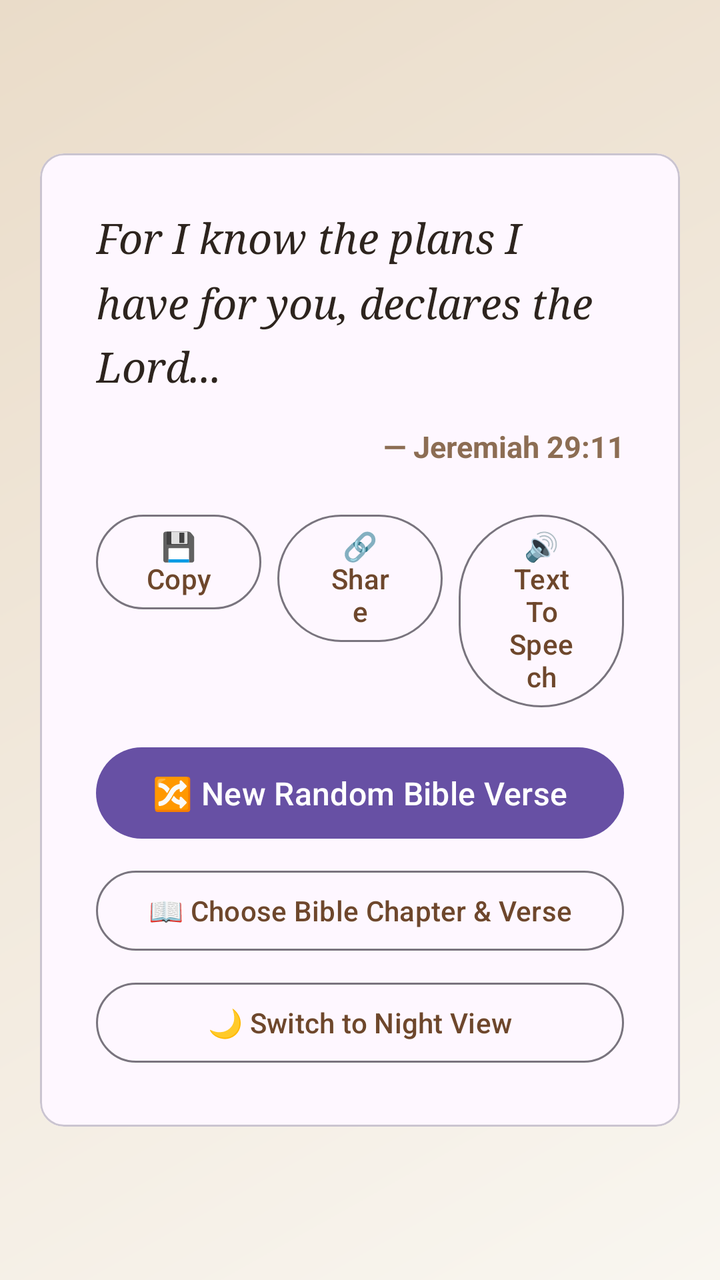
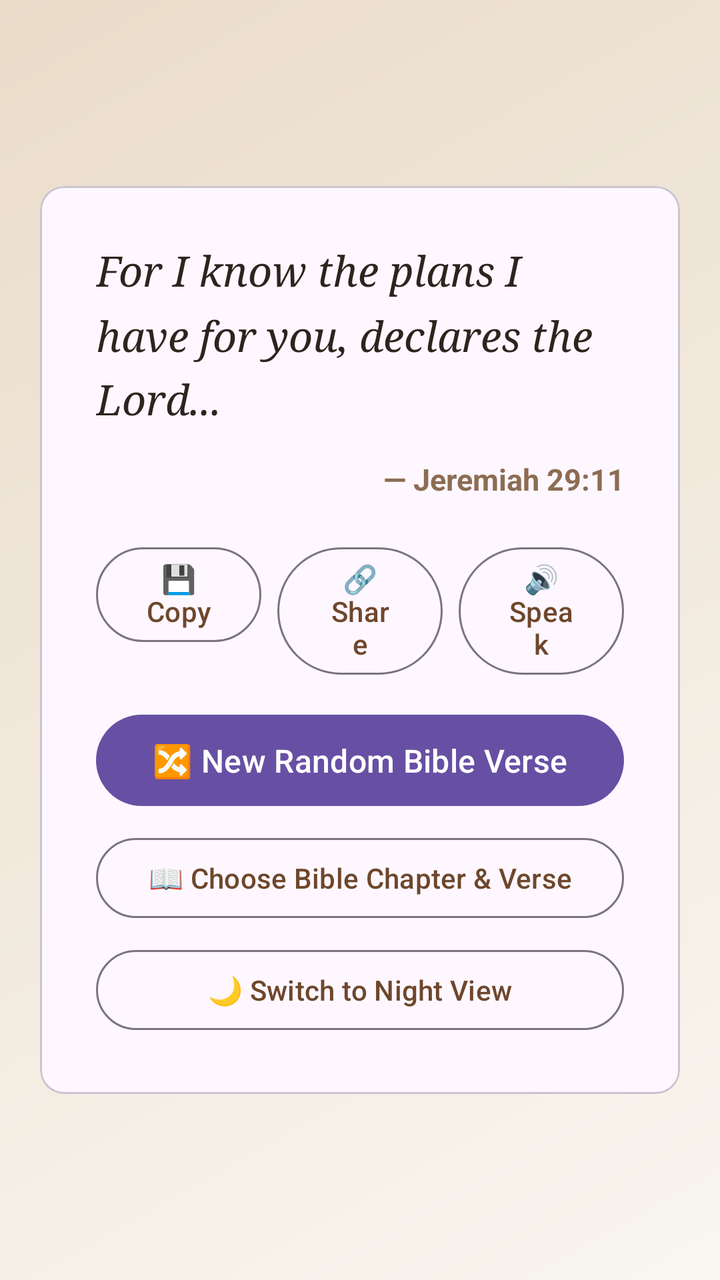

Before-and-after screenshots of an Android layout around one commit, followed by the original layout XML and the change that was made.
<!-- AndroidManifest.xml: application theme Theme.RandomBibleVerse -->
<!-- res/layout/activity_main.xml -->
<?xml version="1.0" encoding="utf-8"?>
<RelativeLayout xmlns:android="http://schemas.android.com/apk/res/android"
    xmlns:app="http://schemas.android.com/apk/auto"
    android:layout_width="match_parent"
    android:layout_height="match_parent"
    android:background="@drawable/bg_gradient">

    
    <com.google.android.material.card.MaterialCardView
        android:id="@+id/verseCard"
        android:layout_width="match_parent"
        android:layout_height="wrap_content"
        android:layout_centerInParent="true"
        android:layout_margin="20dp"
        app:cardCornerRadius="20dp"
        app:cardElevation="8dp"
        app:cardBackgroundColor="#FFFFFF"
        app:strokeWidth="1dp"
        app:strokeColor="#E8E2D5">

        <LinearLayout
            android:layout_width="match_parent"
            android:layout_height="wrap_content"
            android:orientation="vertical"
            android:padding="28dp">

            
            <TextView
                android:id="@+id/tvVerseText"
                android:layout_width="match_parent"
                android:layout_height="wrap_content"
                android:text="For I know the plans I have for you, declares the Lord..."
                android:textSize="21sp"
                android:textColor="#2D241E"
                android:fontFamily="serif"
                android:lineSpacingMultiplier="1.3"
                android:textStyle="italic" />

            
            <TextView
                android:id="@+id/tvVerseRef"
                android:layout_width="match_parent"
                android:layout_height="wrap_content"
                android:layout_marginTop="16dp"
                android:text="— Jeremiah 29:11"
                android:textSize="15sp"
                android:textColor="#8C6D53"
                android:textStyle="bold"
                android:gravity="end" />

            
            <LinearLayout
                android:layout_width="match_parent"
                android:layout_height="wrap_content"
                android:layout_marginTop="20dp"
                android:orientation="horizontal"
                android:weightSum="3">
                
                
                <com.google.android.material.button.MaterialButton
                    android:id="@+id/btnCopy"
                    style="?attr/materialButtonOutlinedStyle"
                    android:layout_width="0dp"
                    android:layout_height="wrap_content"
                    android:layout_weight="1"
                    android:text="💾 Copy"
                    android:textColor="#6E472C"
                    app:strokeColor="#6E472C"
                    android:layout_marginEnd="4dp" />
                
                
                <com.google.android.material.button.MaterialButton
                    android:id="@+id/btnShare"
                    style="?attr/materialButtonOutlinedStyle"
                    android:layout_width="0dp"
                    android:layout_height="wrap_content"
                    android:layout_weight="1"
                    android:text="🔗 Share"
                    android:textColor="#6E472C"
                    app:strokeColor="#6E472C"
                    android:layout_marginStart="4dp"
                    android:layout_marginEnd="4dp" />

                
                <com.google.android.material.button.MaterialButton
                    android:id="@+id/btnSpeak"
                    style="?attr/materialButtonOutlinedStyle"
                    android:layout_width="0dp"
                    android:layout_height="wrap_content"
                    android:layout_weight="1"
                    android:text="🔊 Text To Speech"
                    android:textColor="#6E472C"
                    app:strokeColor="#6E472C"
                    android:layout_marginStart="4dp" />
            </LinearLayout>

            
            <com.google.android.material.button.MaterialButton
                android:id="@+id/btnRefresh"
                android:layout_width="match_parent"
                android:layout_height="wrap_content"
                android:layout_marginTop="12dp"
                android:text="🔀 New Random Bible Verse"
                android:textSize="16sp"
                android:paddingVertical="12dp"
                app:backgroundTint="#6E472C"
                app:cornerRadius="12dp" />

            
            <com.google.android.material.button.MaterialButton
                android:id="@+id/btnSelectManual"
                style="?attr/materialButtonOutlinedStyle"
                android:layout_width="match_parent"
                android:layout_height="wrap_content"
                android:layout_marginTop="8dp"
                android:text="📖 Choose Bible Chapter &amp; Verse"
                android:textColor="#6E472C"
                app:strokeColor="#6E472C"
                app:cornerRadius="12dp" />

            
            <com.google.android.material.button.MaterialButton
                android:id="@+id/btnToggleTheme"
                style="?attr/materialButtonOutlinedStyle"
                android:layout_width="match_parent"
                android:layout_height="wrap_content"
                android:layout_marginTop="8dp"
                android:text="🌙 Switch to Night View"
                android:textColor="#6E472C"
                app:strokeColor="#6E472C"
                app:cornerRadius="12dp" />

        </LinearLayout>
    </com.google.android.material.card.MaterialCardView>
</RelativeLayout>
<!-- resources referenced by this layout -->
<resources>
  <!-- drawable bg_gradient (drawable) -->
  <?xml version="1.0" encoding="utf-8"?>
  <shape xmlns:android="http://schemas.android.com/apk/res/android"
      android:shape="rectangle">
      <gradient
          android:angle="135"
          android:startColor="#F9F6F0"
          android:endColor="#EADcc9"
          android:type="linear" />
  </shape>
  <style name="Theme.RandomBibleVerse" parent="Theme.Material3.DayNight.NoActionBar">
          
      </style>
</resources>

<!-- the commit's change to res/layout/activity_main.xml (unified diff, before → after) -->
@@ -88,7 +88,7 @@
                     android:layout_width="0dp"
                     android:layout_height="wrap_content"
                     android:layout_weight="1"
-                    android:text="🔊 Text To Speech"
+                    android:text="🔊 Speak"
                     android:textColor="#6E472C"
                     app:strokeColor="#6E472C"
                     android:layout_marginStart="4dp" />
